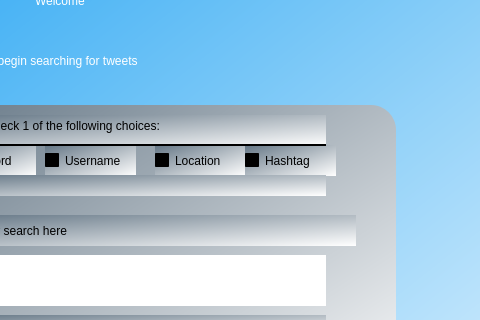
Before: the Qt Designer form ui/welcomescreen.ui in kietdiep/twitter-scraper, drawn with Qt 5; both pictures show x 335 to 815 and y 115 to 435 of the 941 by 731 pixel window.
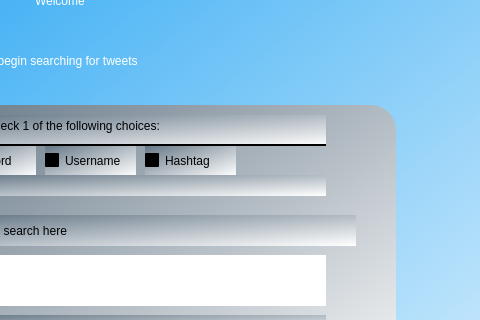
After: the same form once the commit is applied. Icons and pictures are not drawn.

Commit message: removed location search criteria and changed back button to a search again... restarting the program

```diff
--- a/ui/welcomescreen.ui
+++ b/ui/welcomescreen.ui
@@ -115,27 +115,10 @@
       <string>Username</string>
      </property>
     </widget>
-    <widget class="QCheckBox" name="location">
-     <property name="geometry">
-      <rect>
-       <x>260</x>
-       <y>40</y>
-       <width>91</width>
-       <height>31</height>
-      </rect>
-     </property>
-     <property name="styleSheet">
-      <string notr="true">font: 12pt &quot;MS Shell Dlg 2&quot;;
-background-color: rga(0,0,0,0);</string>
-     </property>
-     <property name="text">
-      <string>Location</string>
-     </property>
-    </widget>
     <widget class="QCheckBox" name="hashtag">
      <property name="geometry">
       <rect>
-       <x>350</x>
+       <x>250</x>
        <y>40</y>
        <width>91</width>
        <height>31</height>
```
The commit also changes 7 other files.
